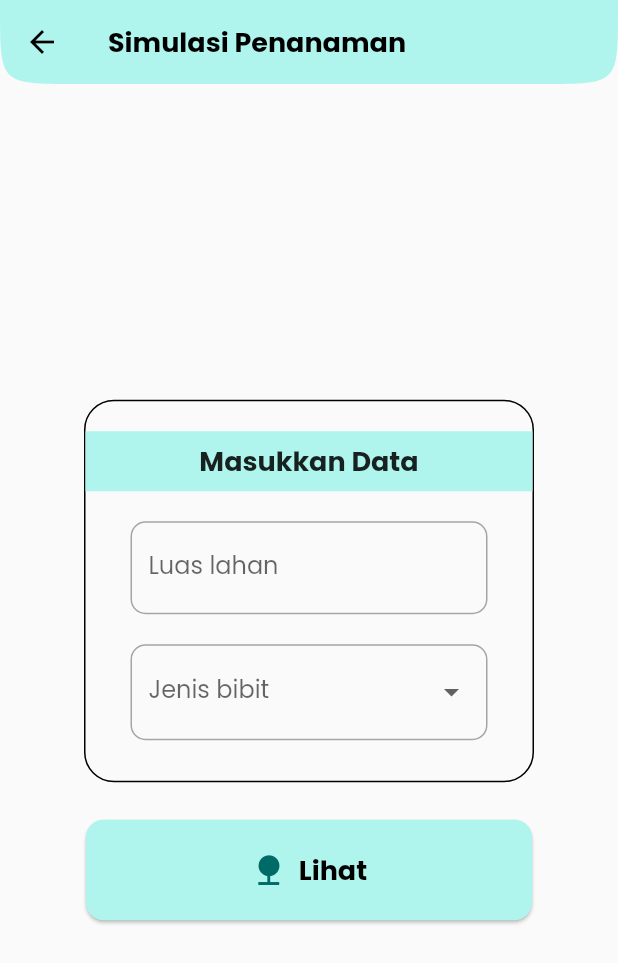
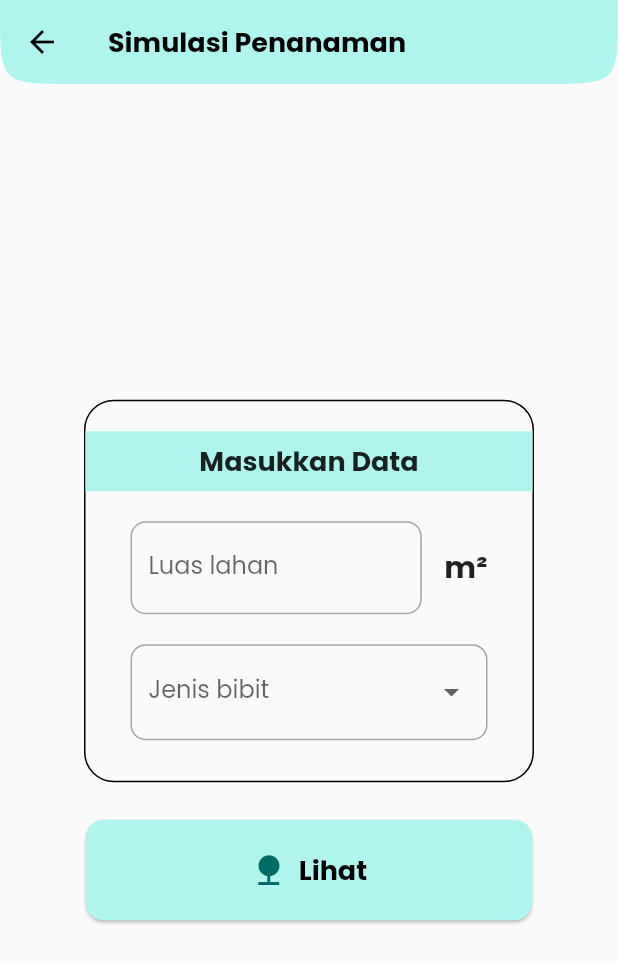
Before and after one commit to adyfp24/chiligrow-app-flutter, a Flutter app: the SimulasiFragment screen opened directly, on a phone screen of 412 x 824 dp. Shown: the top 963 px of the screen. Run offline on Flutter 3.47's test engine with Material 2 defaults, Android fonts, the phone set to English and light mode, and no system bars; our stand-ins replace flutter_secure_storage, google_fonts; accounts and stored records are empty.

Commit message:
fix: simulasi & modal pemupukan ui

```diff
--- a/lib/views/fragments/simulasi_fragment.dart
+++ b/lib/views/fragments/simulasi_fragment.dart
@@ -63,17 +63,28 @@ class _SimulasiFragmentState extends State<SimulasiFragment> {
                     padding: EdgeInsets.symmetric(horizontal: 30, vertical: 20),
                     child: Column(
                       children: [
-                        TextField(
+                        Row(
+                          children: [
+                            Expanded(
+                              child: TextField(
                                 controller: _lahanController,
                                 keyboardType: TextInputType.phone,
                                 inputFormatters: [
-                            FilteringTextInputFormatter.digitsOnly
+                                  FilteringTextInputFormatter.digitsOnly,
                                 ],
                                 decoration: InputDecoration(
                                   border: OutlineInputBorder(
                                     borderRadius: BorderRadius.circular(10),
                                   ),
-                              labelText: 'Luas lahan'),
+                                  labelText: 'Luas lahan',
+                                ),
+                              ),
+                            ),
+                            SizedBox(
+                                width:
+                                    15), // Add some spacing between the TextField and the Text widget
+                            Text('m²', style: TextStyle(fontWeight: FontWeight.bold, fontSize: 20),),
+                          ],
                         ),
                         SizedBox(height: 20),
                         DropdownButtonFormField<String>(
```
Also changed, not shown: lib/views/fragments/pemupukan/modal_fragment.dart (+27 -4 lines). Lines whose indentation alone changed are shown as unchanged.
